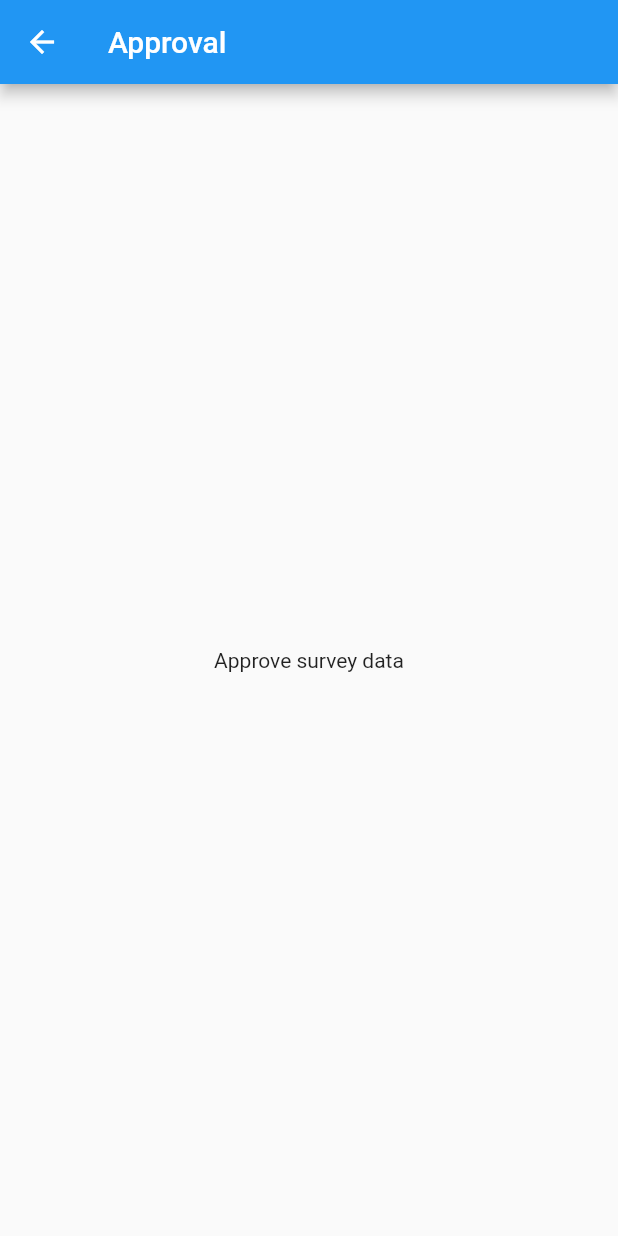
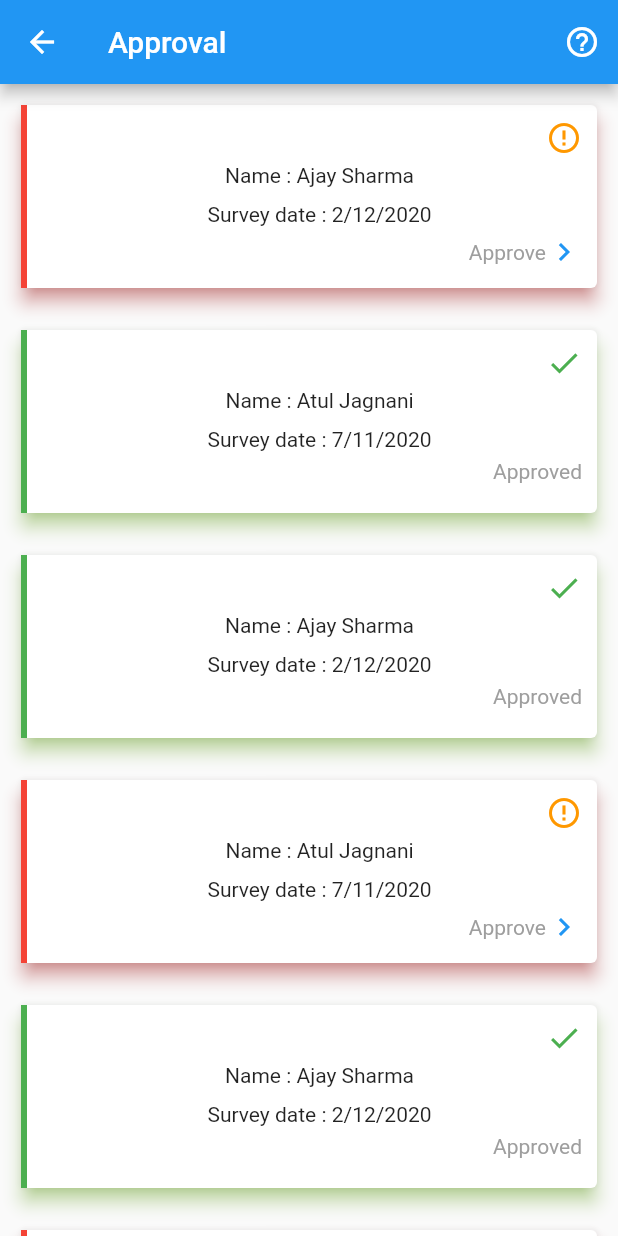
Before and after one commit to Hexa-Byte-6/Jal_Shakti_Sushant, a Flutter app: the SurveyApprovalScreen screen opened directly, on a phone screen of 412 x 824 dp. Run offline on Flutter 3.47's test engine with Material 2 defaults, Android fonts, the phone set to English and light mode, and no system bars; our stand-ins replace camera, device_preview, geolocator, permission_handler; network calls fail.

Commit message:
Survey approval section for admin added

```diff
--- /dev/null
+++ b/lib/classes/survey_approval_data.dart
@@ -0,0 +1,44 @@
+class PendingSurveys {
+  static final surveys = [
+    {
+      "user-name": "Ajay Sharma",
+      "survey-date": "2/12/2020",
+      "status": "pending"
+    },
+    {
+      "user-name": "Atul Jagnani",
+      "survey-date": "7/11/2020",
+      "status": "approved"
+    },
+    {
+      "user-name": "Ajay Sharma",
+      "survey-date": "2/12/2020",
+      "status": "approved"
+    },
+    {
+      "user-name": "Atul Jagnani",
+      "survey-date": "7/11/2020",
+      "status": "pending"
+    },
+    {
+      "user-name": "Ajay Sharma",
+      "survey-date": "2/12/2020",
+      "status": "approved"
+    },
+    {
+      "user-name": "Atul Jagnani",
+      "survey-date": "7/11/2020",
+      "status": "pending"
+    },
+    {
+      "user-name": "Ajay Sharma",
+      "survey-date": "2/12/2020",
+      "status": "pending"
+    },
+    {
+      "user-name": "Atul Jagnani",
+      "survey-date": "7/11/2020",
+      "status": "approved"
+    },
+  ];
+}
--- a/lib/main.dart
+++ b/lib/main.dart
@@ -24,7 +24,7 @@ class _MyAppState extends State<MyApp> {
       title: 'Jal SHakti',
       theme: ThemeData(
           primaryColor: defaultTargetPlatform == TargetPlatform.iOS
-              ? Colors.white
+              ? Colors.grey[50]
               : null),
       builder: DevicePreview.appBuilder,
       debugShowCheckedModeBanner: false,
--- a/lib/screens/admin/survey_approval.dart
+++ b/lib/screens/admin/survey_approval.dart
@@ -1,15 +1,140 @@
 import 'package:flutter/material.dart';
 
+import 'package:jal_shakti_sush/classes/survey_approval_data.dart';
+import 'package:jal_shakti_sush/screens/admin/survey_approval_help.dart';
+import 'package:jal_shakti_sush/screens/admin/survey_details.dart';
+
 class SurveyApprovalScreen extends StatelessWidget {
+  final surveys = PendingSurveys.surveys;
+
   @override
   Widget build(BuildContext context) {
     return Scaffold(
       appBar: AppBar(
         title: Text("Approval"),
+        actions: <Widget>[
+          IconButton(
+              icon: Icon(Icons.help_outline),
+              onPressed: () {
+                Navigator.push(context, MaterialPageRoute(builder: (context) {
+                  return ApprovalHelp();
+                }));
+              })
+        ],
       ),
-      body: Center(
-        child: Text("Approve survey data"),
+      body: Container(
+        child: Column(
+          mainAxisSize: MainAxisSize.max,
+          mainAxisAlignment: MainAxisAlignment.start,
+          children: <Widget>[
+            Expanded(
+              child: ListView.builder(
+                  itemCount: surveys.length,
+                  itemBuilder: (context, index) {
+                    return SurveyDescriptionCard(
+                        surveys[index]["user-name"],
+                        surveys[index]["survey-date"],
+                        surveys[index]["status"]);
+                  }),
+            )
+          ],
+        ),
       ),
     );
   }
 }
+
+class SurveyDescriptionCard extends StatelessWidget {
+  final String user, date, status;
+  SurveyDescriptionCard(this.user, this.date, this.status);
+  @override
+  Widget build(BuildContext context) {
+    return Container(
+      padding: EdgeInsets.fromLTRB(10, 10, 10, 10),
+      height: 150,
+      width: double.maxFinite,
+      child: Card(
+        elevation: 5,
+        shadowColor: this.status == "pending"
+            ? Colors.redAccent
+            : Colors.lightGreenAccent,
+        child: Container(
+          decoration: BoxDecoration(
+            border: Border(
+              left: BorderSide(
+                  width: 4,
+                  color: status == "pending" ? Colors.red : Colors.green),
+            ),
+          ),
+          child: Column(
+            children: <Widget>[
+              Row(
+                mainAxisAlignment: MainAxisAlignment.end,
+                children: <Widget>[
+                  SizedBox(
+                    height: 20,
+                  ),
+                  Padding(
+                    padding: EdgeInsets.fromLTRB(0, 10, 10, 0),
+                    child: status == "pending"
+                        ? Icon(
+                            Icons.error_outline,
+                            color: Colors.orange,
+                          )
+                        : Icon(
+                            Icons.done,
+                            color: Colors.green,
+                            semanticLabel: "Pending",
+                          ),
+                  )
+                ],
+              ),
+              Padding(
+                padding: EdgeInsets.only(left: 10, bottom: 5, top: 5),
+                child: Text("Name : " + user),
+              ),
+              Padding(
+                padding: EdgeInsets.only(left: 10, bottom: 5, top: 5),
+                child: Text("Survey date : " + date),
+              ),
+              Align(
+                alignment: Alignment.bottomRight,
+                child: Padding(
+                  padding: const EdgeInsets.only(right: 10),
+                  child: status == "pending"
+                      ? GestureDetector(
+                          onTap: () {
+                            debugPrint("Approve icon clicked................");
+                            //go to survey details screen
+                            Navigator.push(context,
+                                MaterialPageRoute(builder: (context) {
+                              return SurveyDetails(user: user, date: date);
+                            }));
+                          },
+                          child: Row(
+                            mainAxisAlignment: MainAxisAlignment.end,
+                            children: <Widget>[
+                              Text(
+                                "Approve",
+                                style: TextStyle(color: Colors.grey),
+                              ),
+                              Icon(
+                                Icons.keyboard_arrow_right,
+                                color: Colors.blue,
+                              ),
+                            ],
+                          ),
+                        )
+                      : Text(
+                          "Approved",
+                          style: TextStyle(color: Colors.grey),
+                        ),
+                ),
+              )
+            ],
+          ),
+        ),
+      ),
+    );
+  }
+}
```
Also changed, not shown: lib/screens/admin/survey_approval_help.dart (added, +17 -0 lines), lib/screens/admin/survey_details.dart (added, +176 -0 lines), lib/screens/fullscreen_image.dart (added, +41 -0 lines), lib/screens/jal_shakti_home.dart (+10 -0 lines), lib/screens/more_info.dart (added, +28 -0 lines).
